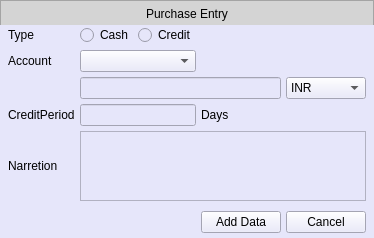
Old version of the form Resources/Ui/PurchaseEntry.ui in the repository Darshitjivani/MBAS.
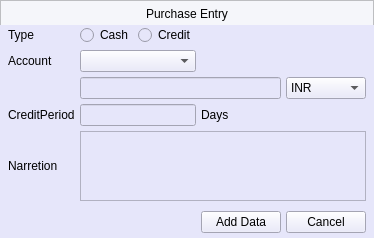
New version of the form.

Diff of the .ui file:
```diff
--- a/Resources/Ui/PurchaseEntry.ui
+++ b/Resources/Ui/PurchaseEntry.ui
@@ -51,7 +51,7 @@
        </size>
       </property>
       <property name="styleSheet">
-       <string notr="true">background-color: rgb(212, 212, 212);
+       <string notr="true">background-color:#f5f6fa;
 font: 63 11pt &quot;Segoe UI Semibold&quot;;
 color:#000000</string>
       </property>
```
